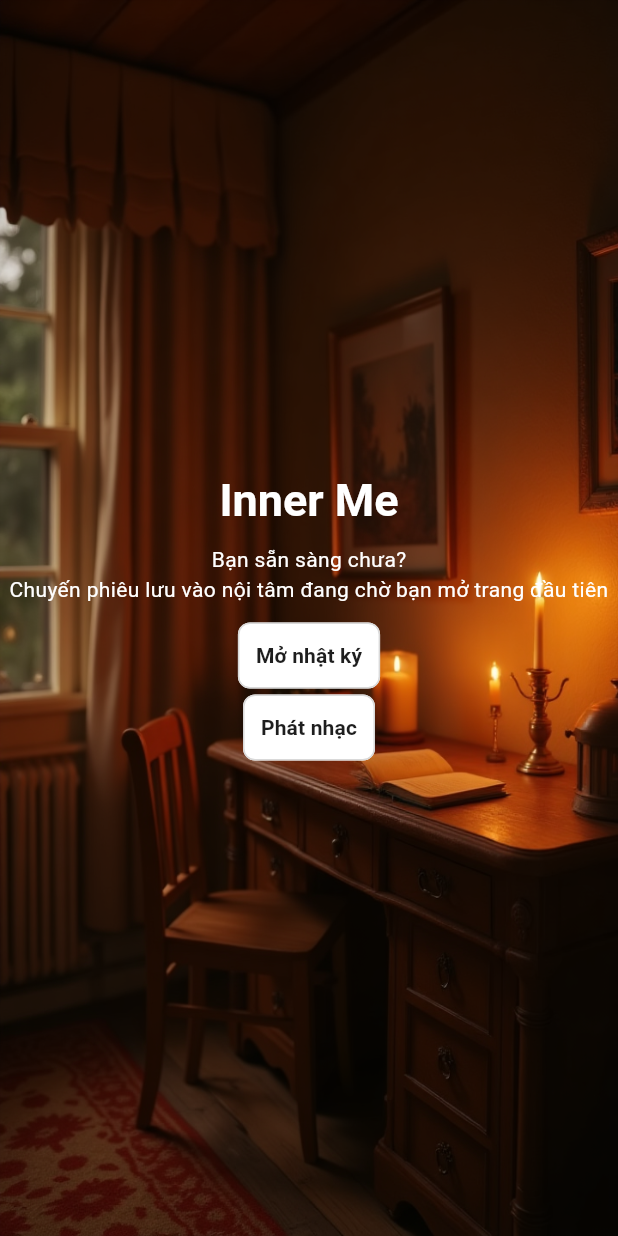
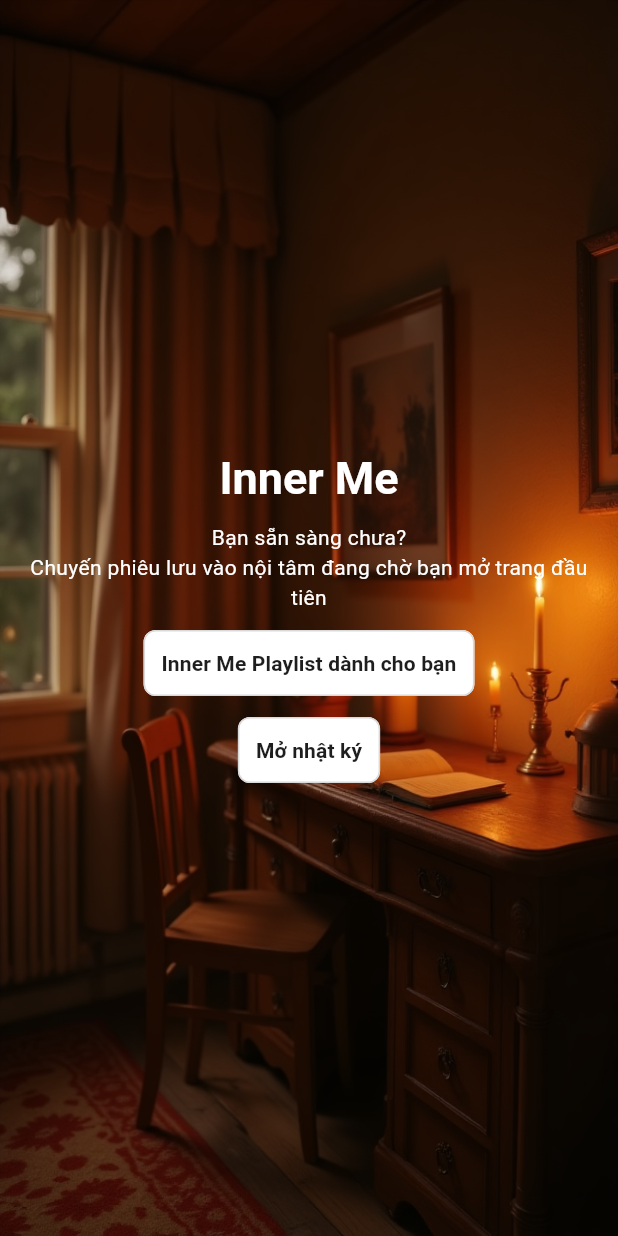
Before and after one commit to trung-bot/inner-me-application, a Flutter app: the screen it shows after launch, swiped to page 4, on a phone screen of 412 x 824 dp. Run offline on Flutter 3.47's test engine with Material 3 defaults, Android fonts, the light colour scheme and no system bars; drawn by our look-alikes of carousel_slider, loader_overlay; our stand-ins replace audio_service, go_router, just_audio; missing offline and left inert: app_settings, audio_session, do_not_disturb; Roboto replaces fonts that are missing (Poppins).

Commit message:
modified UI

```diff
--- a/lib/core/app_routes.dart
+++ b/lib/core/app_routes.dart
@@ -1,8 +1,10 @@
 import 'package:flutter/widgets.dart';
 import 'package:go_router/go_router.dart';
+import 'package:inner_me_application/screens/playlist_page/playlist_page.dart';
 import 'package:inner_me_application/screens/homepage/do_not_disturb.dart';
 import 'package:inner_me_application/screens/homepage/hompage.dart';
 import 'package:inner_me_application/screens/play_audio.dart';
+import 'package:inner_me_application/screens/test/slide-text.dart';
 
 RouterConfig<Object> routerConfig = GoRouter(
   initialLocation: '/home',
@@ -10,6 +12,9 @@ RouterConfig<Object> routerConfig = GoRouter(
      GoRoute(path: '/home', name: 'home', builder: (context, state) => Homepage()),
      GoRoute(path: '/sturb', name: 'sturb', builder: (context, state) => DoNotDisturb()),
      GoRoute(path: '/audio', name: 'audio', builder: (context, state) => AudioPlayerScreen(audioAsset: 'assets/town.mp3')),
+     GoRoute(path: '/playlist', name: 'audio2', builder: (context, state) => PlaylistPage()),
+     GoRoute(path: '/slide', name: 'slide', builder: (context, state) => SlideTextAnimatedPage()),
+
 
   ]
 );
--- a/lib/screens/homepage/hompage.dart
+++ b/lib/screens/homepage/hompage.dart
@@ -5,6 +5,7 @@ import 'package:carousel_slider/carousel_slider.dart';
 import 'package:do_not_disturb/do_not_disturb.dart';
 import 'package:flutter/material.dart';
 import 'package:go_router/go_router.dart';
+import 'package:inner_me_application/core/services/audio/audio_service_singleton.dart';
 import 'package:inner_me_application/core/style.dart';
 import 'dart:io';
 import 'package:app_settings/app_settings.dart';
@@ -56,8 +57,14 @@ class _HomePageState extends State<Homepage> {
           }
         }
       });
+    } else {
+      playMusic();
     }
   }
+
+  late Timer _timer;
+  int _currentPage = 0;
+  final int _totalPages = 5; // Example: total number of pages
 
   @override
   void initState() {
@@ -66,10 +73,22 @@ class _HomePageState extends State<Homepage> {
       if (Platform.isIOS) {
         _initAudio();
       }
-    } catch (e){
+    } catch (e) {
       print('e');
     }
 
+    _timer = Timer.periodic(const Duration(seconds: 3), (Timer timer) {
+      if (_currentPage < _totalPages - 1) {
+        _currentPage++;
+      } else {
+        _timer.cancel();
+      }
+      _controller.animateToPage(
+        _currentPage,
+        duration: const Duration(milliseconds: 500),
+        curve: Curves.easeIn,
+      );
+    });
   }
 
   Future<void> _initAudio() async {
@@ -166,7 +185,6 @@ class _HomePageState extends State<Homepage> {
                   ),
                 ),
               ),
-
             ],
           ),
         );
@@ -215,99 +233,81 @@ class _HomePageState extends State<Homepage> {
     }
   }
 
+  final PageController _controller = PageController();
+  final List<String> texts = [
+    'Bạn có nghe thấy không?\nĐã bao lâu rồi bạn chưa trò chuyện với chính mình...',
+    'Chúng ta thường đi qua những ngày buồn mà chẳng kịp gọi tên cảm xúc.\nNhững câu hỏi bị bỏ quên, những cảm xúc chưa từng được lắng nghe ...',
+    'Âm nhạc là người bạn lặng lẽ – hãy để nó ngồi bên bạn hôm nay...',
+  ];
+
   @override
   Widget build(BuildContext context) {
-    final double height = MediaQuery.of(context).size.height;
     return Scaffold(
-      body: CarouselSlider(
-        options: CarouselOptions(
-          height: height,
-          viewportFraction: 1.0,
-          enlargeCenterPage: false,
-          enableInfiniteScroll: false,
-          autoPlay: false,
+      body: Container(
+        padding: EdgeInsets.all(20),
+        decoration: BoxDecoration(
+          image: DecorationImage(
+            image: AssetImage('assets/images/homepage/slide-1.png'),
+            fit: BoxFit.fill,
           ),
-        items: [
-          HomeSlide(
-            image: imagList[0],
-            body: Column(
+        ),
+        child: PageView.builder(
+          controller: _controller,
+          itemCount: texts.length + 1,
+          itemBuilder: (context, index) {
+            final bool isLastPage = index == texts.length;
+            return AnimatedBuilder(
+              animation: _controller,
+              builder: (context, child) {
+                double value = 1.0;
+                if (_controller.position.haveDimensions) {
+                  value = _controller.page! - index;
+                  value = (1 - (value.abs() * 0.5)).clamp(0.0, 1.0);
+                }
+                return Opacity(
+                  opacity: value,
+                  child: Transform.translate(
+                    offset: Offset(50 * (1 - value), 0), // trượt ngang nhẹ
+                    child: Builder(
+                      builder: (context) {
+                        if (!isLastPage) {
+                          return Column(
+                            crossAxisAlignment: CrossAxisAlignment.center,
+                            mainAxisAlignment: MainAxisAlignment.center,
                             children: [
                               Text(
                                 'Inner Me',
-                  style: Theme.of(context).textTheme.headlineLarge!.copyWith(
+                                style: Theme.of(context)
+                                    .textTheme
+                                    .headlineLarge!
+                                    .copyWith(
                                       color: IMAppColor.appWhite,
                                       fontSize: 30,
                                     ),
                               ),
+                              SizedBox(height: 10),
+                              Text(
+                                texts[index],
+                                style: Theme.of(context).textTheme.bodyMedium!
+                                    .copyWith(
+                                      color: IMAppColor.appWhite,
+                                      fontWeight: FontWeight.w600,
+                                    ),
+                                textAlign: TextAlign.center,
+                              ),
                             ],
-            ),
-          ),
-          HomeSlide(
-            image: imagList[0],
-            body: Column(
+                          );
+                        } else {
+                          return Column(
+                            mainAxisAlignment: MainAxisAlignment.center,
+                            crossAxisAlignment: CrossAxisAlignment.center,
                             children: [
                               Text(
                                 'Inner Me',
-                  style: Theme.of(context).textTheme.headlineLarge!.copyWith(
-                    color: IMAppColor.appWhite,
-                    fontSize: 30,
-                  ),
-                ),
-
-                SizedBox(height: 10),
-                Text(
-                  'Bạn có nghe thấy không?',
-                  style: Theme.of(
-                    context,
-                  ).textTheme.bodyMedium!.copyWith(color: IMAppColor.appWhite),
-                ),
-                Text(
-                  'Đã bao lâu rồi bạn chưa trò chuyện với chính mình...',
-                  style: Theme.of(
-                    context,
-                  ).textTheme.bodyMedium!.copyWith(color: IMAppColor.appWhite),
-                  textAlign: TextAlign.center,
-                ),
-              ],
-            ),
-          ),
-          HomeSlide(
-            image: imagList[0],
-            body: Column(
-              children: [
-                Text(
-                  'Inner Me',
-                  style: Theme.of(context).textTheme.headlineLarge!.copyWith(
-                    color: IMAppColor.appWhite,
-                    fontSize: 30,
-                  ),
-                ),
-
-                SizedBox(height: 10),
-                Text(
-                  'Chúng ta thường đi qua những ngày buồn mà chẳng kịp gọi tên cảm xúc.',
-                  style: Theme.of(
-                    context,
-                  ).textTheme.bodyMedium!.copyWith(color: IMAppColor.appWhite),
-                  textAlign: TextAlign.center,
-                ),
-                Text(
-                  'Những câu hỏi bị bỏ quên, những cảm xúc chưa từng được lắng nghe ...',
-                  style: Theme.of(
-                    context,
-                  ).textTheme.bodyMedium!.copyWith(color: IMAppColor.appWhite),
-                  textAlign: TextAlign.center,
-                ),
-              ],
-            ),
-          ),
-          HomeSlide(
-            image: imagList[0],
-            body: Column(
-              children: [
-                Text(
-                  'Inner Me',
-                  style: Theme.of(context).textTheme.headlineLarge!.copyWith(
+                                style: Theme.of(context)
+                                    .textTheme
+                                    .headlineLarge!
+                                    .copyWith(
                                       color: IMAppColor.appWhite,
                                       fontSize: 30,
                                     ),
@@ -315,25 +315,52 @@ class _HomePageState extends State<Homepage> {
                               SizedBox(height: 10),
                               Text(
                                 'Bạn sẵn sàng chưa?',
-                  style: Theme.of(
-                    context,
-                  ).textTheme.bodyMedium!.copyWith(color: IMAppColor.appWhite),
+                                style: Theme.of(context).textTheme.bodyMedium!
+                                    .copyWith(color: IMAppColor.appWhite),
                               ),
                               Text(
                                 'Chuyến phiêu lưu vào nội tâm đang chờ bạn mở trang đầu tiên',
-                  style: Theme.of(
-                    context,
-                  ).textTheme.bodyMedium!.copyWith(color: IMAppColor.appWhite),
+                                style: Theme.of(context).textTheme.bodyMedium!
+                                    .copyWith(color: IMAppColor.appWhite),
                                 textAlign: TextAlign.center,
+                              ),
+                              SizedBox(height: 10),
+                              FilledButton(
+                                onPressed: () {context.go('/playlist');},
+                                style: ElevatedButton.styleFrom(
+                                  shape: RoundedRectangleBorder(
+                                    borderRadius: BorderRadius.circular(8),
+                                    side: BorderSide(
+                                      color: IMAppColor.appGrey,
+                                      width: 1,
+                                    ),
+                                  ),
+                                  backgroundColor: IMAppColor.appWhite,
+                                  padding: EdgeInsets.zero,
+                                ),
+                                child: Padding(
+                                  padding: EdgeInsets.all(12),
+                                  child: Text(
+                                    'Inner Me Playlist dành cho bạn',
+                                    style: TextStyle(
+                                      fontWeight: FontWeight.w600,
+                                      color: IMAppColor.appBlack,
+                                    ),
+                                    textAlign: TextAlign.center,
+                                  ),
+                                ),
                               ),
                               SizedBox(height: 10),
 
                               FilledButton(
-                  onPressed: openDiary,
+                                onPressed: () {},
                                 style: ElevatedButton.styleFrom(
                                   shape: RoundedRectangleBorder(
                                     borderRadius: BorderRadius.circular(8),
-                      side: BorderSide(color: IMAppColor.appGrey, width: 1),
+                                    side: BorderSide(
+                                      color: IMAppColor.appGrey,
+                                      width: 1,
+                                    ),
                                   ),
                                   backgroundColor: IMAppColor.appWhite,
                                   padding: EdgeInsets.zero,
@@ -350,34 +377,17 @@ class _HomePageState extends State<Homepage> {
                                   ),
                                 ),
                               ),
-                 FilledButton(
-                onPressed: () {
-                  context.go('/audio');
+                            ],
+                          );
+                        }
                       },
-                style: ElevatedButton.styleFrom(
-                  shape: RoundedRectangleBorder(
-                    borderRadius: BorderRadius.circular(8),
-                    side: BorderSide(color: IMAppColor.appGrey, width: 1),
-                  ),
-                  backgroundColor: IMAppColor.appWhite,
-                  padding: EdgeInsets.zero,
-                ),
-                child: Padding(
-                  padding: EdgeInsets.all(12),
-                  child: Text(
-                    'Phát nhạc',
-                    style: TextStyle(
-                      fontWeight: FontWeight.w600,
-                      color: IMAppColor.appBlack,
-                    ),
-                    textAlign: TextAlign.center,
                     ),
                   ),
+                );
+              },
+            );
+          },
         ),
-              ],
-            ),
-          ),
-        ],
       ),
     );
   }
```
Also changed, not shown: lib/core/services/audio/audio_handler.dart (added, +52 -0 lines), lib/core/services/audio/audio_service_singleton.dart (added, +23 -0 lines), lib/main.dart (+5 -2 lines), lib/screens/play_audio.dart (+9 -3 lines), lib/screens/playlist_page/disk_folder.dart (added, +23 -0 lines), lib/screens/playlist_page/playlist_page.dart (added, +128 -0 lines), pubspec.yaml (+19 -1 lines), assets/background.png (added), 76 other files. Lines whose indentation alone changed are shown as unchanged.
